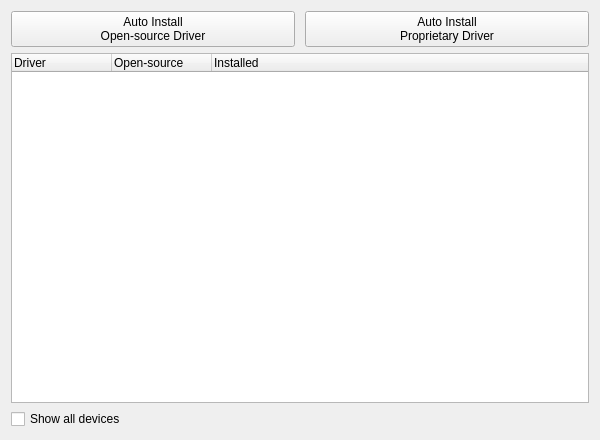
The window that src/modules/mhwd/ui/PageMhwd.ui (manjaro/manjaro-settings-manager) describes before a commit, drawn with Qt 5.
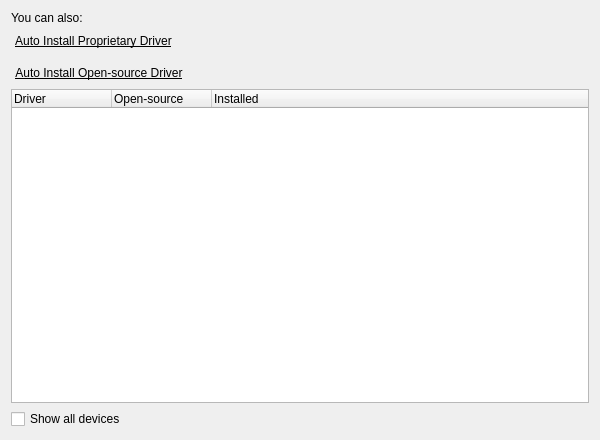
The same window after the commit.

Commit message: * Enable word wrap on message label * Slight changes in hardware module

What changed in the file:
```diff
--- a/src/modules/mhwd/ui/PageMhwd.ui
+++ b/src/modules/mhwd/ui/PageMhwd.ui
@@ -27,23 +27,100 @@
     <number>11</number>
    </property>
    <item>
-    <layout class="QHBoxLayout" name="horizontalLayout" stretch="0,0">
+    <widget class="QLabel" name="label">
+     <property name="text">
+      <string>You can also:</string>
+     </property>
+    </widget>
+   </item>
+   <item>
+    <layout class="QVBoxLayout" name="verticalLayout" stretch="0,0,0">
      <property name="spacing">
       <number>10</number>
      </property>
-     <item>
-      <widget class="QPushButton" name="buttonInstallFree">
-       <property name="text">
-        <string>Auto Install
-Open-source Driver</string>
-       </property>
-      </widget>
-     </item>
-     <item>
+     <item alignment="Qt::AlignLeft">
       <widget class="QPushButton" name="buttonInstallNonFree">
+       <property name="sizePolicy">
+        <sizepolicy hsizetype="Minimum" vsizetype="Minimum">
+         <horstretch>0</horstretch>
+         <verstretch>0</verstretch>
+        </sizepolicy>
+       </property>
+       <property name="maximumSize">
+        <size>
+         <width>16777215</width>
+         <height>20</height>
+        </size>
+       </property>
+       <property name="font">
+        <font>
+         <underline>true</underline>
+         <kerning>true</kerning>
+        </font>
+       </property>
+       <property name="cursor">
+        <cursorShape>PointingHandCursor</cursorShape>
+       </property>
        <property name="text">
-        <string>Auto Install
-Proprietary Driver</string>
+        <string>Auto Install Proprietary Driver</string>
+       </property>
+       <property name="flat">
+        <bool>true</bool>
+       </property>
+      </widget>
+     </item>
+     <item>
+      <spacer name="verticalSpacer">
+       <property name="orientation">
+        <enum>Qt::Vertical</enum>
+       </property>
+       <property name="sizeType">
+        <enum>QSizePolicy::Minimum</enum>
+       </property>
+       <property name="sizeHint" stdset="0">
+        <size>
+         <width>20</width>
+         <height>2</height>
+        </size>
+       </property>
+      </spacer>
+     </item>
+     <item alignment="Qt::AlignLeft">
+      <widget class="QPushButton" name="buttonInstallFree">
+       <property name="sizePolicy">
+        <sizepolicy hsizetype="Minimum" vsizetype="Minimum">
+         <horstretch>0</horstretch>
+         <verstretch>0</verstretch>
+        </sizepolicy>
+       </property>
+       <property name="maximumSize">
+        <size>
+         <width>16777215</width>
+         <height>20</height>
+        </size>
+       </property>
+       <property name="font">
+        <font>
+         <underline>true</underline>
+        </font>
+       </property>
+       <property name="cursor">
+        <cursorShape>PointingHandCursor</cursorShape>
+       </property>
+       <property name="layoutDirection">
+        <enum>Qt::LeftToRight</enum>
+       </property>
+       <property name="text">
+        <string>Auto Install Open-source Driver</string>
+       </property>
+       <property name="checkable">
+        <bool>false</bool>
+       </property>
+       <property name="default">
+        <bool>false</bool>
+       </property>
+       <property name="flat">
+        <bool>true</bool>
        </property>
       </widget>
      </item>
@@ -53,6 +130,9 @@
     <layout class="QVBoxLayout" name="verticalLayout_2">
      <item>
       <widget class="QTreeWidget" name="treeWidget">
+       <property name="styleSheet">
+        <string notr="true">QPushButton color rgb(0, 0, 255)</string>
+       </property>
        <property name="iconSize">
         <size>
          <width>36</width>
```
The commit also changes 2 other files.
